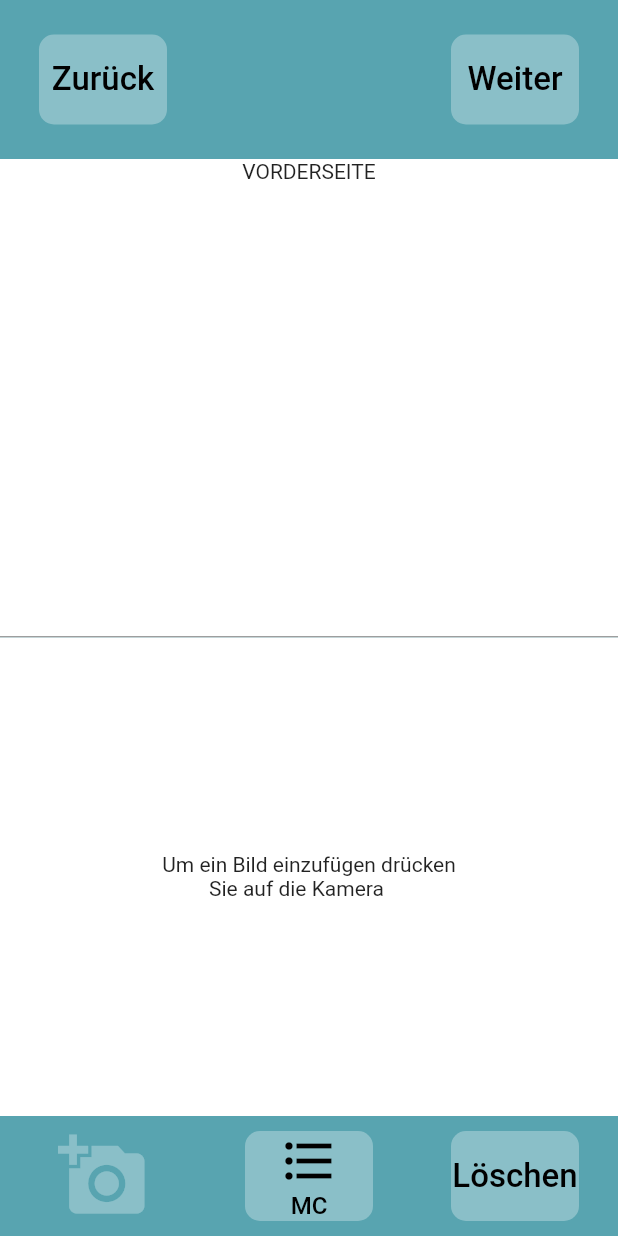
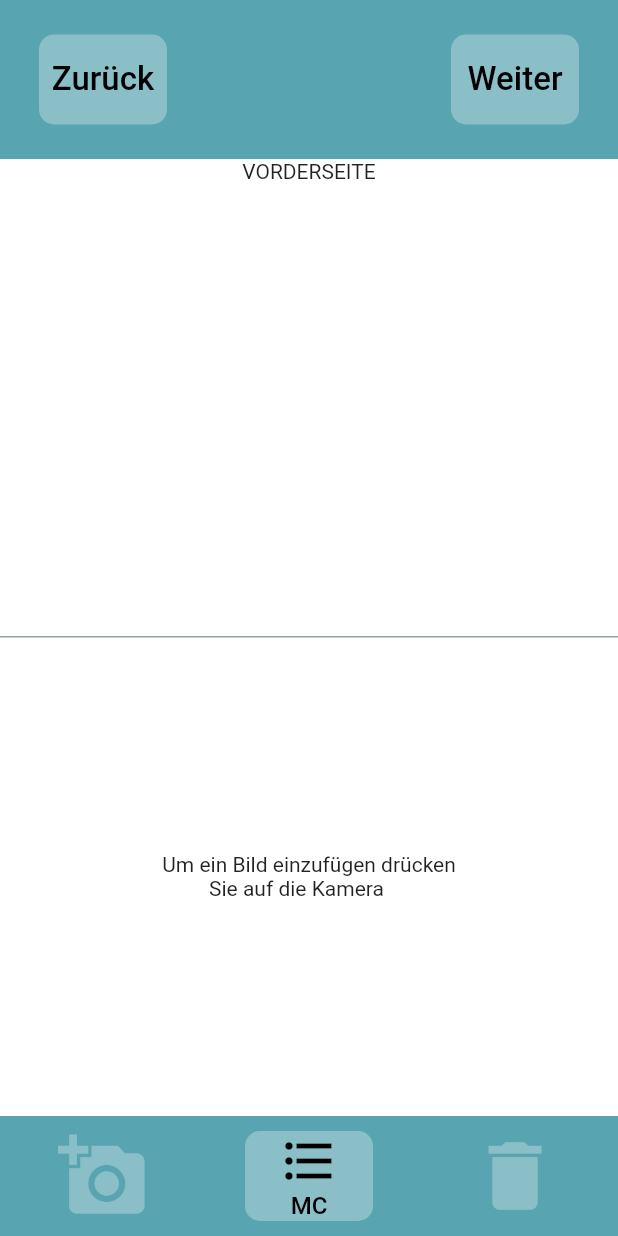
Before and after one commit to Schwinge12/Studycards, a Flutter app: the KarteErstellenVorderseite screen opened directly with empty values, on a phone screen of 412 x 824 dp. Run offline on Flutter 3.47's test engine with Material 2 defaults, Android fonts, the phone set to English and light mode, and no system bars; our stand-ins replace auto_size_text, flip_card, image_picker, syncfusion_flutter_gauges; missing offline and left inert: swipe_stack; accounts and stored records are empty; Roboto replaces fonts that are missing (Baloobhai2-ExtraBold.ttf).

Commit message:
Vorderseite: LöschButton = kleiner Mülleimer

```diff
--- a/lib/DozentScreens/KarteErstellenVorderseite.dart
+++ b/lib/DozentScreens/KarteErstellenVorderseite.dart
@@ -171,11 +171,10 @@ class _KarteErstellenVorderseite  extends State<KarteErstellenVorderseite> {
                   ),
 
                   Expanded(
-                    child: WeiterButton(
-                      text: 'Löschen',
-                      onPress: (){
+                    child: FlatButton(
+                      onPressed: (){
                         Navigator.push(context,MaterialPageRoute(builder: (context)=>KarteErstellenVorderseite(studienfach: widget.studienfach,studiengang: widget.studiengang,themengebiet: widget.themengebiet)));
-                      },
+                      }, child: Icon(Icons.delete, size:60, color: Colors.white30)
                     ),
                   ),
 
```
